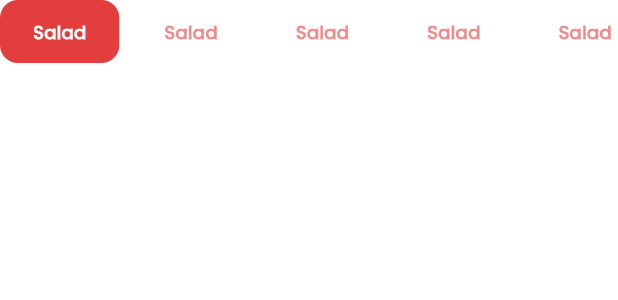
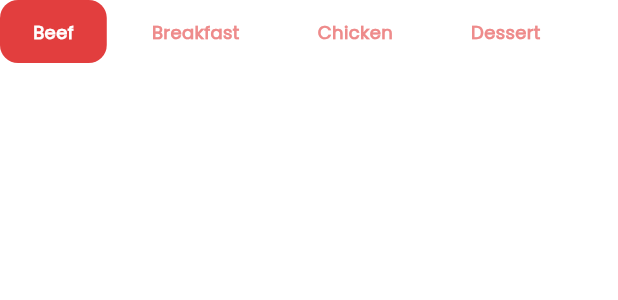
Before and after one commit to AmmarZeineh/recipe_app, a Flutter app: the CategoriesListViewBuilder widget shown alone on an empty page, opened directly, on a phone screen of 412 x 824 dp. Shown: the top 300 px of the screen. Run offline on Flutter 3.47's test engine with Material 3 defaults, Android fonts, the phone set to English and light mode, and no system bars; our stand-ins replace bloc, dio, either_dart, equatable, flutter_bloc, go_router; network calls fail.

Commit message:
fetch meals by category cubit done

```diff
--- /dev/null
+++ b/lib/constants.dart
@@ -0,0 +1,16 @@
+const List<String> categoriesList = [
+  "Beef",
+  "Breakfast",
+  "Chicken",
+  "Dessert",
+  "Goat",
+  "Lamb",
+  "Miscellaneous",
+  "Pasta",
+  "Pork",
+  "Seafood",
+  "Side",
+  "Starter",
+  "Vegan",
+  "Vegetarian"
+];
--- a/lib/features/home/presentation/view_models/fetch_meals_by_category_cubit/fetch_meals_by_category_cubit.dart
+++ b/lib/features/home/presentation/view_models/fetch_meals_by_category_cubit/fetch_meals_by_category_cubit.dart
@@ -11,6 +11,7 @@ class FetchMealsByCategoryCubit extends Cubit<FetchMealsByCategoryState> {
   final HomeRepo homeRepo;
   List<MealModel> mealsList = [];
   Future<void> fetchMealsByCategory(String category) async {
+    mealsList = [];
     emit(FetchMealsByCategoryLoading());
     var result = await homeRepo.fetchMealsByCategory(category);
     result.fold(
--- a/lib/features/home/presentation/views/home_view.dart
+++ b/lib/features/home/presentation/views/home_view.dart
@@ -14,7 +14,7 @@ class HomeView extends StatelessWidget {
       body: BlocProvider(
           create: (BuildContext context) =>
               FetchMealsByCategoryCubit(HomeRepoImpl(Api()))
-                ..fetchMealsByCategory("Seafood"),
+                ..fetchMealsByCategory("Beef"),
           child: const HomeViewBody()),
     );
   }
--- a/lib/features/home/presentation/views/widgets/categories_list_view_builder.dart
+++ b/lib/features/home/presentation/views/widgets/categories_list_view_builder.dart
@@ -1,4 +1,7 @@
 import 'package:flutter/material.dart';
+import 'package:flutter_bloc/flutter_bloc.dart';
+import 'package:recipe_app/constants.dart';
+import 'package:recipe_app/features/home/presentation/view_models/fetch_meals_by_category_cubit/fetch_meals_by_category_cubit.dart';
 import 'package:recipe_app/features/home/presentation/views/widgets/category_container.dart';
 
 class CategoriesListViewBuilder extends StatefulWidget {
@@ -23,16 +26,19 @@ class _CategoriesListViewBuilderState extends State<CategoriesListViewBuilder> {
             child: GestureDetector(
               onTap: () {
                 setState(() {
+                  BlocProvider.of<FetchMealsByCategoryCubit>(context)
+                      .fetchMealsByCategory(categoriesList[index]);
                   currentIndex = index;
                 });
               },
               child: CategoryContainer(
                 isActive: index == currentIndex,
+                title: categoriesList[index],
               ),
             ),
           );
         },
-        itemCount: 5,
+        itemCount: categoriesList.length,
       ),
     );
   }
--- a/lib/features/home/presentation/views/widgets/category_container.dart
+++ b/lib/features/home/presentation/views/widgets/category_container.dart
@@ -2,14 +2,19 @@ import 'package:flutter/material.dart';
 import 'package:recipe_app/features/home/presentation/views/widgets/inactive_active_category_container.dart';
 
 class CategoryContainer extends StatelessWidget {
-  const CategoryContainer({super.key, required this.isActive});
+  const CategoryContainer(
+      {super.key, required this.isActive, required this.title});
 
   final bool isActive;
-
+  final String title;
   @override
   Widget build(BuildContext context) {
     return isActive
-        ? const ActiveCategoryContainer()
-        : const InActiveCategoryContainer();
+        ? ActiveCategoryContainer(
+            title: title,
+          )
+        : InActiveCategoryContainer(
+            title: title,
+          );
   }
 }
--- a/lib/features/home/presentation/views/widgets/home_view_body.dart
+++ b/lib/features/home/presentation/views/widgets/home_view_body.dart
@@ -45,7 +45,7 @@ class HomeViewBody extends StatelessWidget {
                     child: Text(state.err),
                   );
                 } else {
-                  return const RefreshProgressIndicator();
+                  return const Center(child: CircularProgressIndicator());
                 }
               },
             )
--- a/lib/features/home/presentation/views/widgets/inActive_active_category_container.dart
+++ b/lib/features/home/presentation/views/widgets/inActive_active_category_container.dart
@@ -5,8 +5,9 @@ import 'package:recipe_app/core/utils/app_fonts.dart';
 class InActiveCategoryContainer extends StatelessWidget {
   const InActiveCategoryContainer({
     super.key,
+    required this.title,
   });
-
+  final String title;
   @override
   Widget build(BuildContext context) {
     return Container(
@@ -17,7 +18,7 @@ class InActiveCategoryContainer extends StatelessWidget {
         child: Padding(
           padding: const EdgeInsets.symmetric(horizontal: 22, vertical: 13),
           child: Text(
-            'Salad',
+            title,
             style: AppFonts.styleBold12(context).copyWith(
                 color: AppColors.primary.primary30,
                 fontWeight: FontWeight.w600),
@@ -31,8 +32,9 @@ class InActiveCategoryContainer extends StatelessWidget {
 class ActiveCategoryContainer extends StatelessWidget {
   const ActiveCategoryContainer({
     super.key,
+    required this.title,
   });
-
+  final String title;
   @override
   Widget build(BuildContext context) {
     return Center(
@@ -43,7 +45,7 @@ class ActiveCategoryContainer extends StatelessWidget {
         child: Padding(
           padding: const EdgeInsets.symmetric(horizontal: 22, vertical: 13),
           child: Text(
-            'Salad',
+            title,
             style: AppFonts.styleBold12(context)
                 .copyWith(color: Colors.white, fontWeight: FontWeight.w600),
           ),
--- a/lib/features/home/presentation/views/widgets/meal_container.dart
+++ b/lib/features/home/presentation/views/widgets/meal_container.dart
@@ -33,7 +33,6 @@ class MealContainer extends StatelessWidget {
                 const SizedBox(
                   height: 8,
                 ),
-
               ],
             ),
           )
```
